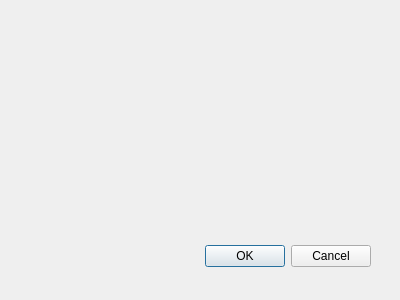
Above: src/OpenCOVER/DrivingSim/oddlot/src/gui/settings.ui from hlrs-vis/covise before the change. Below: the same form after it.
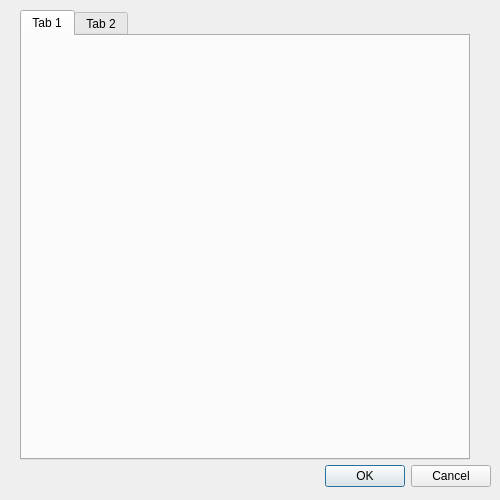
That is the form after the change.

Diff of the .ui file:
```diff
--- a/src/OpenCOVER/DrivingSim/oddlot/src/gui/settings.ui
+++ b/src/OpenCOVER/DrivingSim/oddlot/src/gui/settings.ui
@@ -1,26 +1,24 @@
-<ui version="4.0" >
- <author></author>
- <comment></comment>
- <exportmacro></exportmacro>
- <class>Dialog</class>
- <widget class="QDialog" name="Dialog" >
-  <property name="geometry" >
+<?xml version="1.0" encoding="UTF-8"?>
+<ui version="4.0">
+ <class>SettingsTab</class>
+ <widget class="QDialog" name="SettingsTab">
+  <property name="geometry">
    <rect>
     <x>0</x>
     <y>0</y>
-    <width>400</width>
-    <height>300</height>
+    <width>500</width>
+    <height>500</height>
    </rect>
   </property>
   <property name="windowTitle" >
    <string>Dialog</string>
   </property>
-  <widget class="QDialogButtonBox" name="buttonBox" >
-   <property name="geometry" >
+  <widget class="QDialogButtonBox" name="buttonBox">
+   <property name="geometry">
     <rect>
-     <x>30</x>
-     <y>240</y>
-     <width>341</width>
+     <x>110</x>
+     <y>460</y>
+     <width>381</width>
      <height>32</height>
     </rect>
    </property>
@@ -31,6 +29,26 @@
     <set>QDialogButtonBox::Cancel|QDialogButtonBox::Ok</set>
    </property>
   </widget>
+  <widget class="QTabWidget" name="tabWidget">
+   <property name="geometry">
+    <rect>
+     <x>20</x>
+     <y>10</y>
+     <width>450</width>
+     <height>450</height>
+    </rect>
+   </property>
+   <widget class="QWidget" name="tab">
+    <attribute name="title">
+     <string>Tab 1</string>
+    </attribute>
+   </widget>
+   <widget class="QWidget" name="tab_2">
+    <attribute name="title">
+     <string>Tab 2</string>
+    </attribute>
+   </widget>
+  </widget>
  </widget>
  <pixmapfunction></pixmapfunction>
  <resources/>
```
Left out of the diff: 19 changed lines with no effect on the pictures.
